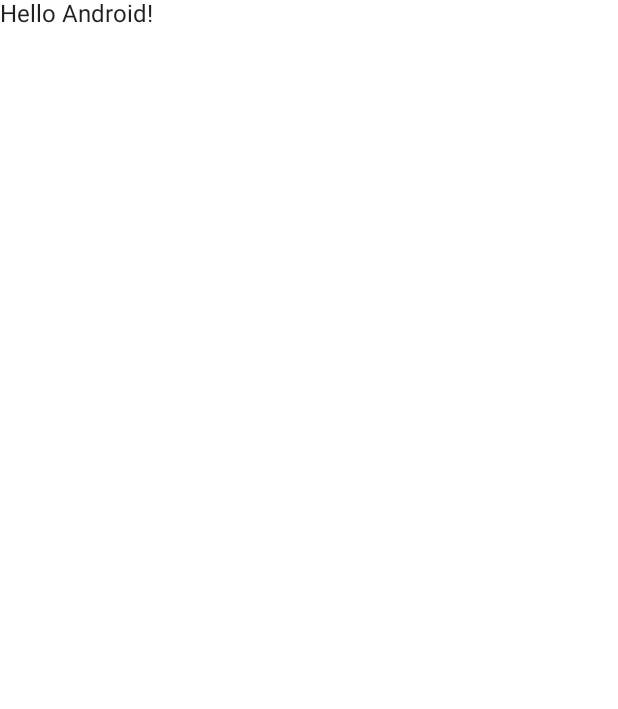
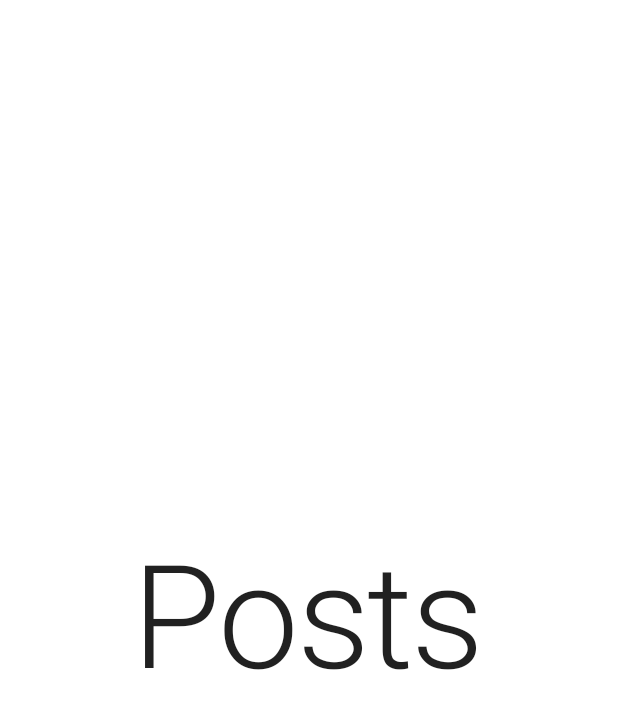
Before and after one commit to MarioSomodi/Imageverse, an Android app built with Jetpack Compose: the screen it shows after launch (MainActivity), on a phone screen of 412 x 824 dp. Before the commit the part shown is almost empty. Shown: the top 709 px of the screen. Run offline under Robolectric (Android 15) with nearby library versions, the phone set to English and light mode, and no system bars.

Commit message:
Created inital pages and started with navigation -> Updated some gradle stuff as well as the compile sdk to 33 -> Added dependencies for view model, navigation and material icons -> Modified theme to use app colors

```diff
--- a/app/src/main/java/com/msomodi/imageverse/MainActivity.kt
+++ b/app/src/main/java/com/msomodi/imageverse/MainActivity.kt
@@ -6,38 +6,22 @@ import androidx.activity.compose.setContent
 import androidx.compose.foundation.layout.fillMaxSize
 import androidx.compose.material.MaterialTheme
 import androidx.compose.material.Surface
-import androidx.compose.material.Text
-import androidx.compose.runtime.Composable
 import androidx.compose.ui.Modifier
-import androidx.compose.ui.tooling.preview.Preview
 import com.msomodi.imageverse.ui.theme.ImageverseTheme
+import com.msomodi.imageverse.view.main.PostsScreen
 
 class MainActivity : ComponentActivity() {
     override fun onCreate(savedInstanceState: Bundle?) {
         super.onCreate(savedInstanceState)
         setContent {
             ImageverseTheme {
-                // A surface container using the 'background' color from the theme
                 Surface(
                     modifier = Modifier.fillMaxSize(),
                     color = MaterialTheme.colors.background
                 ) {
-                    Greeting("Android")
+                    PostsScreen()
                 }
             }
         }
     }
 }
-
-@Composable
-fun Greeting(name: String) {
-    Text(text = "Hello $name!")
-}
-
-@Preview(showBackground = true)
-@Composable
-fun DefaultPreview() {
-    ImageverseTheme {
-        Greeting("Android")
-    }
-}
--- a/app/src/main/java/com/msomodi/imageverse/ui/theme/Color.kt
+++ b/app/src/main/java/com/msomodi/imageverse/ui/theme/Color.kt
@@ -2,7 +2,8 @@ package com.msomodi.imageverse.ui.theme
 
 import androidx.compose.ui.graphics.Color
 
-val Purple200 = Color(0xFFBB86FC)
-val Purple500 = Color(0xFF6200EE)
-val Purple700 = Color(0xFF3700B3)
-val Teal200 = Color(0xFF03DAC5)
+val white1000 = Color(0xFFf4f0f0)
+val red700 = Color(0xFFa23c34)
+val red1000 = Color(0xFF4a0601)
+val lightGrey = Color(0xFFe1dbdb)
+val purple700 = Color(0xFF6928a9)
--- a/app/src/main/java/com/msomodi/imageverse/ui/theme/Theme.kt
+++ b/app/src/main/java/com/msomodi/imageverse/ui/theme/Theme.kt
@@ -5,26 +5,30 @@ import androidx.compose.material.MaterialTheme
 import androidx.compose.material.darkColors
 import androidx.compose.material.lightColors
 import androidx.compose.runtime.Composable
+import androidx.compose.ui.graphics.Color
 
 private val DarkColorPalette = darkColors(
-    primary = Purple200,
-    primaryVariant = Purple700,
-    secondary = Teal200
+    primary = red700,
+    primaryVariant = red1000,
+    secondary = lightGrey,
+    background = Color.Black,
+    surface = Color.Black,
+    onPrimary = Color.White,
+    onSecondary = Color.Black,
+    onBackground = Color.White,
+    onSurface = Color.White
 )
 
 private val LightColorPalette = lightColors(
-    primary = Purple500,
-    primaryVariant = Purple700,
-    secondary = Teal200
-
-    /* Other default colors to override
+    primary = red700,
+    primaryVariant = red1000,
+    secondary = lightGrey,
     background = Color.White,
     surface = Color.White,
     onPrimary = Color.White,
     onSecondary = Color.Black,
     onBackground = Color.Black,
-    onSurface = Color.Black,
-    */
+    onSurface = Color.Black
 )
 
 @Composable
--- /dev/null
+++ b/app/src/main/java/com/msomodi/imageverse/view/main/PostsScreen.kt
@@ -0,0 +1,38 @@
+package com.msomodi.imageverse.view.main
+
+import androidx.compose.animation.AnimatedVisibility
+import androidx.compose.animation.core.MutableTransitionState
+import androidx.compose.animation.core.tween
+import androidx.compose.animation.fadeIn
+import androidx.compose.foundation.layout.Arrangement
+import androidx.compose.foundation.layout.Column
+import androidx.compose.foundation.layout.fillMaxSize
+import androidx.compose.material.MaterialTheme.typography
+import androidx.compose.material.Text
+import androidx.compose.runtime.Composable
+import androidx.compose.runtime.remember
+import androidx.compose.ui.Alignment
+import androidx.compose.ui.Modifier
+
+@Composable
+fun PostsScreen(modifier: Modifier = Modifier){
+    val state = remember {
+        MutableTransitionState(false).apply {
+            targetState = true
+        }
+    }
+    AnimatedVisibility(
+        visibleState = state,
+        enter = fadeIn(
+            animationSpec = tween(3000)
+        )
+    ) {
+        Column(
+            modifier = modifier.fillMaxSize(),
+            verticalArrangement = Arrangement.Center,
+            horizontalAlignment = Alignment.CenterHorizontally
+        ) {
+            Text(text = "Posts", style = typography.h1)
+        }
+    }
+}
--- a/app/src/main/res/values/strings.xml
+++ b/app/src/main/res/values/strings.xml
@@ -1,3 +1,6 @@
 <resources>
     <string name="app_name">Imageverse</string>
+    <string name="postsScreenTitle">Posts</string>
+    <string name="profileScreenTitle">Profile</string>
+    <string name="searchScreenTitle">Search</string>
 </resources>
--- a/build.gradle
+++ b/build.gradle
@@ -4,7 +4,7 @@ buildscript {
     }
 }// Top-level build file where you can add configuration options common to all sub-projects/modules.
 plugins {
-    id 'com.android.application' version '7.3.1' apply false
-    id 'com.android.library' version '7.3.1' apply false
-    id 'org.jetbrains.kotlin.android' version '1.6.10' apply false
+    id 'com.android.application' version '8.0.1' apply false
+    id 'com.android.library' version '8.0.1' apply false
+    id 'org.jetbrains.kotlin.android' version '1.8.21' apply false
 }
--- a/gradle.properties
+++ b/gradle.properties
@@ -21,3 +21,5 @@ kotlin.code.style=official
 # resources declared in the library itself and none from the library's dependencies,
 # thereby reducing the size of the R class for that library
 android.nonTransitiveRClass=true
+android.defaults.buildfeatures.buildconfig=true
+android.nonFinalResIds=false
```
Also changed, not shown: app/build.gradle (+14 -3 lines), app/src/main/java/com/msomodi/imageverse/view/BottomNavScreen.kt (added, +29 -0 lines), app/src/main/java/com/msomodi/imageverse/view/main/ProfileScreen.kt (added, +9 -0 lines), app/src/main/java/com/msomodi/imageverse/view/main/SearchScreen.kt (added, +9 -0 lines), app/src/main/java/com/msomodi/imageverse/view/nav/BottomNavGraph.kt (added, +25 -0 lines), gradle/wrapper/gradle-wrapper.properties.
